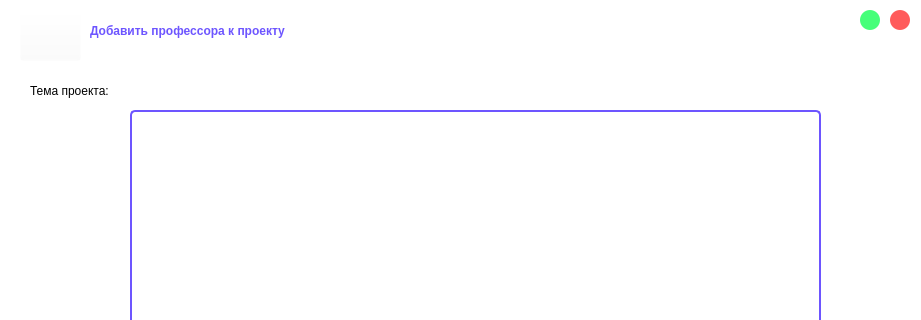
First picture: the form in project/professor_project.ui, repository AssasinNik/meow, before the edit; both pictures show x 0 to 921 and y 0 to 320 of the 921 by 511 pixel window.
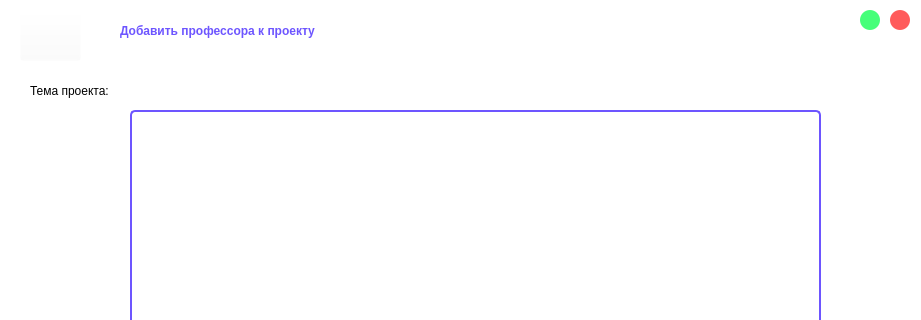
Second picture: the form after the edit. Icons and pictures are not drawn.

Patch:
```diff
--- a/project/professor_project.ui
+++ b/project/professor_project.ui
@@ -135,9 +135,9 @@
   <widget class="QLabel" name="label">
    <property name="geometry">
     <rect>
-     <x>90</x>
+     <x>120</x>
      <y>0</y>
-     <width>761</width>
+     <width>721</width>
      <height>61</height>
     </rect>
    </property>
```
Left out of the diff: 6 changed lines with no effect on the pictures.
